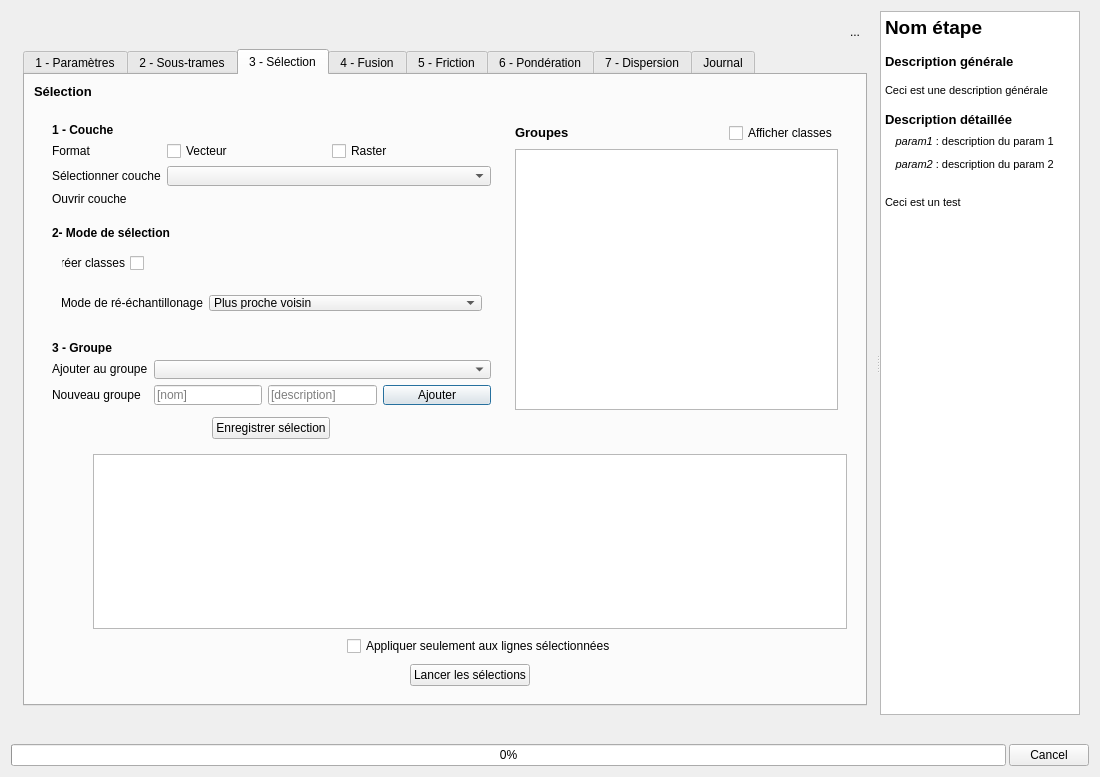
Above: BioDispersal_dialog_base.ui from MathieuChailloux/BioDispersal before the change. Below: the same form after it.
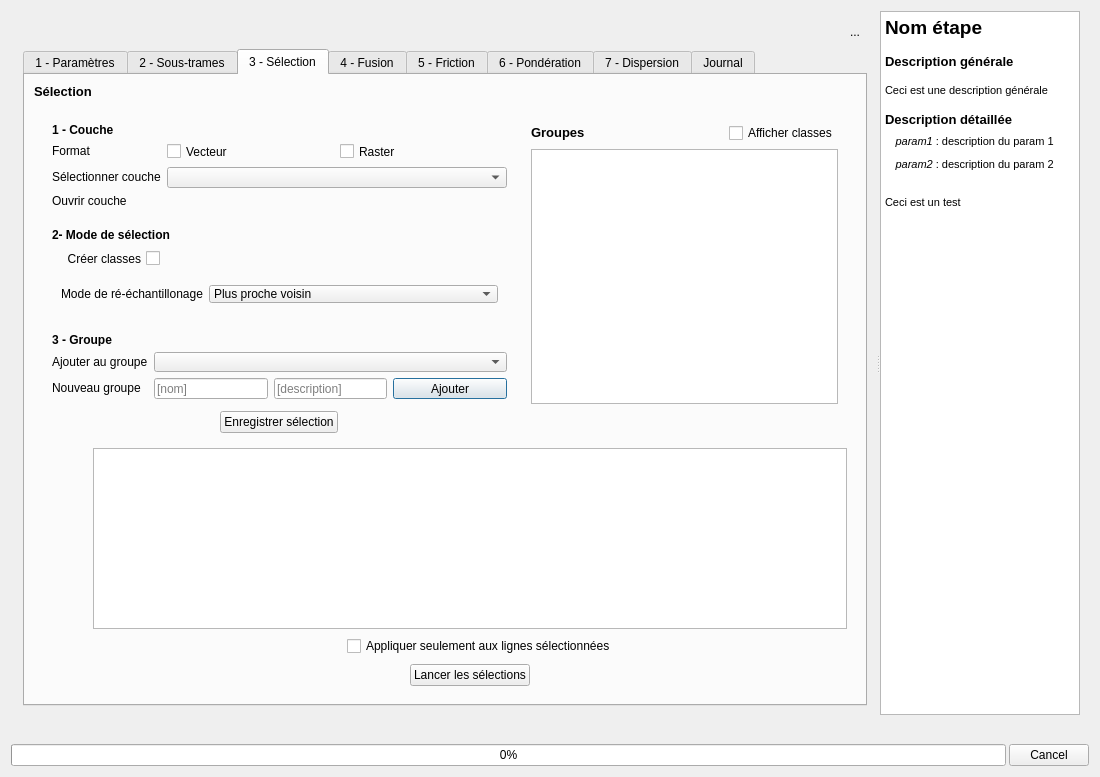
That is the form after the change. The open tabs and pages were chosen to show the change. Icons and pictures are not drawn. Custom widgets are drawn as their Qt base class.

The edit to the form file:
```diff
--- a/BioDispersal_dialog_base.ui
+++ b/BioDispersal_dialog_base.ui
@@ -79,8 +79,8 @@
            <rect>
             <x>0</x>
             <y>0</y>
-            <width>865</width>
-            <height>706</height>
+            <width>866</width>
+            <height>700</height>
            </rect>
           </property>
           <property name="sizePolicy">
@@ -900,10 +900,16 @@
                         </item>
                         <item>
                          <widget class="QFrame" name="selectionModeFrame">
+                          <property name="sizePolicy">
+                           <sizepolicy hsizetype="Preferred" vsizetype="Maximum">
+                            <horstretch>0</horstretch>
+                            <verstretch>0</verstretch>
+                           </sizepolicy>
+                          </property>
                           <property name="minimumSize">
                            <size>
                             <width>200</width>
-                            <height>50</height>
+                            <height>60</height>
                            </size>
                           </property>
                           <property name="frameShape">
@@ -913,8 +919,23 @@
                            <enum>QFrame::Raised</enum>
                           </property>
                           <layout class="QGridLayout" name="gridLayout_18">
+                           <property name="verticalSpacing">
+                            <number>0</number>
+                           </property>
                            <item row="0" column="0">
                             <widget class="QLabel" name="selectionStep2Label">
+                             <property name="sizePolicy">
+                              <sizepolicy hsizetype="Preferred" vsizetype="Fixed">
+                               <horstretch>0</horstretch>
+                               <verstretch>0</verstretch>
+                              </sizepolicy>
+                             </property>
+                             <property name="minimumSize">
+                              <size>
+                               <width>0</width>
+                               <height>13</height>
+                              </size>
+                             </property>
                              <property name="font">
                               <font>
                                <weight>75</weight>
@@ -936,8 +957,8 @@
                              </property>
                              <property name="minimumSize">
                               <size>
-                               <width>0</width>
-                               <height>13</height>
+                               <width>110</width>
+                               <height>16</height>
                               </size>
                              </property>
                              <property name="maximumSize">
@@ -997,7 +1018,7 @@
                                <item>
                                 <widget class="QCheckBox" name="selectionCreateClasses">
                                  <property name="sizePolicy">
-                                  <sizepolicy hsizetype="Fixed" vsizetype="Preferred">
+                                  <sizepolicy hsizetype="Fixed" vsizetype="Fixed">
                                    <horstretch>0</horstretch>
                                    <verstretch>0</verstretch>
                                   </sizepolicy>
@@ -1005,12 +1026,12 @@
                                  <property name="minimumSize">
                                   <size>
                                    <width>0</width>
-                                   <height>13</height>
+                                   <height>16</height>
                                   </size>
                                  </property>
                                  <property name="maximumSize">
                                   <size>
-                                   <width>83</width>
+                                   <width>108</width>
                                    <height>16777215</height>
                                   </size>
                                  </property>
@@ -1053,7 +1074,7 @@
                              <property name="minimumSize">
                               <size>
                                <width>100</width>
-                               <height>13</height>
+                               <height>16</height>
                               </size>
                              </property>
                              <property name="maximumSize">
@@ -1166,7 +1187,7 @@
                                  <property name="minimumSize">
                                   <size>
                                    <width>127</width>
-                                   <height>13</height>
+                                   <height>16</height>
                                   </size>
                                  </property>
                                  <property name="text">
@@ -1179,7 +1200,7 @@
                                  <property name="minimumSize">
                                   <size>
                                    <width>60</width>
-                                   <height>13</height>
+                                   <height>16</height>
                                   </size>
                                  </property>
                                  <item>
```
Left out of the diff: 45 changed lines with no effect on the pictures.
